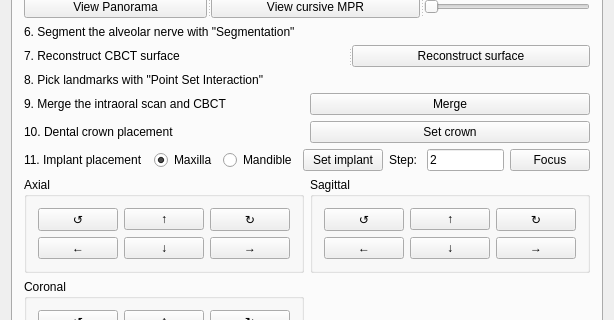
Before: the Qt Designer form Plugins/org.mitk.lancet.dentalaccuracy/src/internal/DentalAccuracyControls.ui in zhaomengxiao/LancetMITK-Adition, drawn with Qt 5; both pictures show x 0 to 614 and y 169 to 489 of the 614 by 717 pixel window.
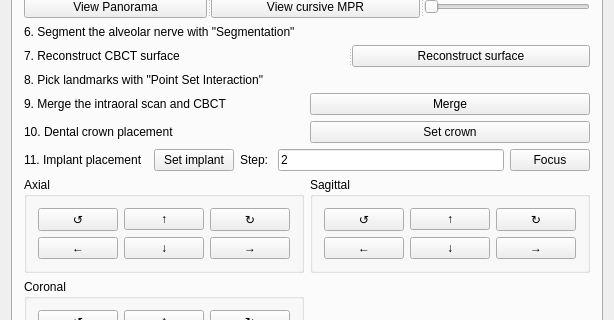
After: the same form once the commit is applied. Custom widgets are drawn as their Qt base class.

Commit message: Implant manipulation fix

The edit to the form file:
```diff
--- a/Plugins/org.mitk.lancet.dentalaccuracy/src/internal/DentalAccuracyControls.ui
+++ b/Plugins/org.mitk.lancet.dentalaccuracy/src/internal/DentalAccuracyControls.ui
@@ -188,23 +188,6 @@
            </property>
           </widget>
          </item>
-         <item>
-          <widget class="QRadioButton" name="radioButton_maxilla">
-           <property name="text">
-            <string>Maxilla</string>
-           </property>
-           <property name="checked">
-            <bool>true</bool>
-           </property>
-          </widget>
-         </item>
-         <item>
-          <widget class="QRadioButton" name="radioButton_mandible">
-           <property name="text">
-            <string>Mandible</string>
-           </property>
-          </widget>
-         </item>
          <item>
           <widget class="QPushButton" name="pushButton_setImplant">
            <property name="text">
```
The commit also changes 1 other file.
